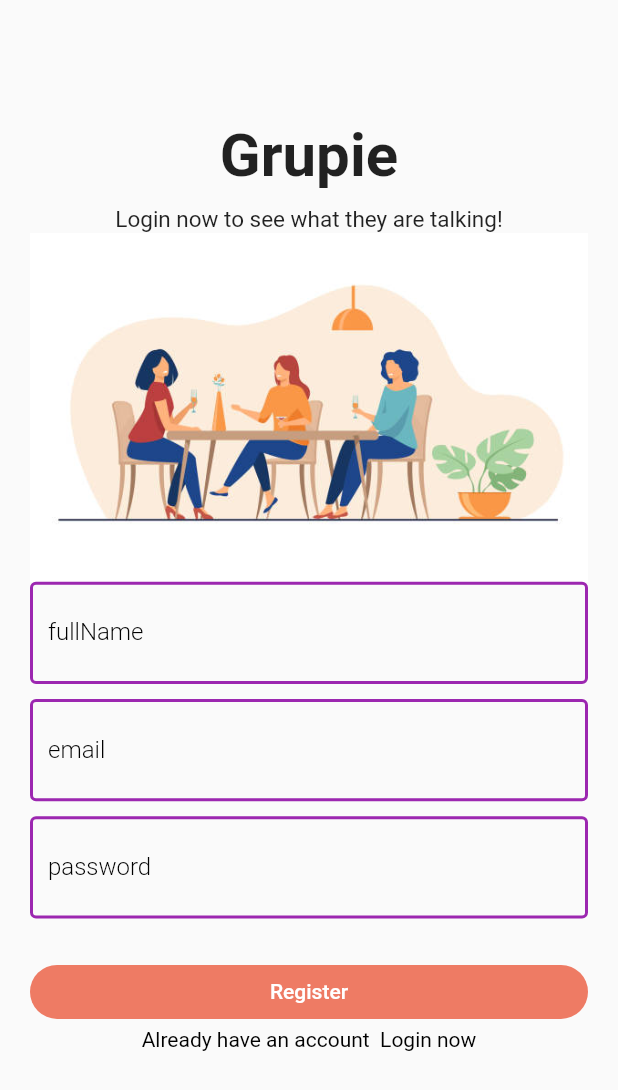
After one commit to binuprasad/chat-app, a Flutter app: the Register screen opened directly, on a phone screen of 412 x 824 dp. The commit adds this screen. Shown: the top 1090 px of the screen. Run offline on Flutter 3.47's test engine with Material 2 defaults, Android fonts, the phone set to English and light mode, and no system bars; our stand-ins replace firebase_auth, firebase_core, shared_preferences; accounts and stored records are empty.

Commit message:
register page ui completed

```diff
--- a/lib/pages/login_page.dart
+++ b/lib/pages/login_page.dart
@@ -1,3 +1,4 @@
+import 'package:chat_app/pages/registerscreen.dart';
 import 'package:flutter/gestures.dart';
 import 'package:flutter/material.dart';
 
@@ -68,7 +69,7 @@ class _LoginPageState extends State<LoginPage> {
                     },
                   ),
                   const SizedBox(
-                    height: 20,
+                    height: 25
                   ),
                   SizedBox(
                     width: double.infinity,
@@ -77,19 +78,25 @@ class _LoginPageState extends State<LoginPage> {
                             elevation: 0,
                             shape: RoundedRectangleBorder(
                                 borderRadius: BorderRadius.circular(30)),
-                            backgroundColor: Color(0xFFee7b64)),
+                            backgroundColor: const Color(0xFFee7b64)),
                         onPressed: () {},
-                        child: Text('Sign in')),
+                        child: const Text('Sign in')),
                   ),
-                  Text.rich(TextSpan(
+                  Text.rich(
+                    TextSpan(
                       text: 'dont have an account?',
-                      style: TextStyle(color: Colors.black, fontSize: 14),children: [
-                        TextSpan(text: ' register here',recognizer: TapGestureRecognizer()..onTap)
-                      ]),
-
-                      )
+                      style: const TextStyle(color: Colors.black, fontSize: 14),
+                      children: [
+                        TextSpan(
+                            text: ' register here',
+                            recognizer: TapGestureRecognizer()..onTap=(){
+                              Navigator.of(context).push(MaterialPageRoute(builder: (context) => const Register(),));
+                            } )
+                      ],
+                    ),
+                  )
                 ],
-              )),
+              ),),
         ),
       ),
     );
--- /dev/null
+++ b/lib/pages/registerscreen.dart
@@ -0,0 +1,136 @@
+import 'package:chat_app/pages/login_page.dart';
+import 'package:chat_app/widgets/widget.dart';
+import 'package:flutter/gestures.dart';
+import 'package:flutter/material.dart';
+
+class Register extends StatefulWidget {
+  const Register({super.key});
+
+  @override
+  State<Register> createState() => _RegisterState();
+}
+
+class _RegisterState extends State<Register> {
+  final formkey = GlobalKey<FormState>();
+  String email = "";
+  String password = "";
+  String fullName = '';
+
+  @override
+  Widget build(BuildContext context) {
+    return Scaffold(
+      body: SingleChildScrollView(
+        child: Padding(
+          padding: const EdgeInsets.symmetric(vertical: 80, horizontal: 20),
+          child: Form(
+            key: formkey,
+            child: Column(
+              mainAxisAlignment: MainAxisAlignment.center,
+              crossAxisAlignment: CrossAxisAlignment.center,
+              children: [
+                const Text(
+                  'Grupie',
+                  style: TextStyle(fontWeight: FontWeight.bold, fontSize: 40),
+                ),
+                const SizedBox(
+                  height: 10,
+                ),
+                const Text(
+                  'Login now to see what they are talking!',
+                  style: TextStyle(fontSize: 15, fontWeight: FontWeight.w400),
+                ),
+                Image.asset('asset/chatloginimg.jpg'),
+                 TextFormField(
+                  onChanged: (value) {
+                    setState(() {
+                      fullName = value;
+                    });
+                  },
+                  validator: (value) {
+                    if(value!.isNotEmpty){
+                      return null;
+                    }else{
+                      return 'Enter your name';
+                    }
+                  },
+                  decoration: textInputDecoration.copyWith(
+                    labelText: 'fullName',
+                    prefix: const Icon(
+                      Icons.mail,
+                      color: Color(0xFFee7b64),
+                    ),
+                  ),
+                ),
+                const SizedBox(
+                  height: 10,
+                ),
+                TextFormField(
+                  onChanged: (value) {
+                    setState(() {
+                      email = value;
+                    });
+                  },
+                  decoration: textInputDecoration.copyWith(
+                    labelText: 'email',
+                    prefix: const Icon(
+                      Icons.mail,
+                      color: Color(0xFFee7b64),
+                    ),
+                  ),
+                ),
+                const SizedBox(
+                  height: 10,
+                ),
+                TextFormField(
+                  decoration: textInputDecoration.copyWith(
+                    labelText: 'password',
+                    prefix: const Icon(
+                      Icons.lock,
+                      color: Color(0xFFee7b64),
+                    ),
+                  ),
+                  onChanged: (value) {
+                    password = value;
+                  },
+                ),
+                const SizedBox(height: 25),
+                SizedBox(
+                  width: double.infinity,
+                  child: ElevatedButton(
+                      style: ElevatedButton.styleFrom(
+                          elevation: 0,
+                          shape: RoundedRectangleBorder(
+                              borderRadius: BorderRadius.circular(30)),
+                          backgroundColor: const Color(0xFFee7b64)),
+                      onPressed: () {
+                        register();
+                      },
+                      child: const Text('Register')),
+                ),
+                Text.rich(
+                  TextSpan(
+                    text: 'Already have an account',
+                    style: const TextStyle(color: Colors.black, fontSize: 14),
+                    children: [
+                      TextSpan(
+                        text: '  Login now',
+                        recognizer: TapGestureRecognizer()
+                          ..onTap = () => Navigator.of(context).push(
+                                MaterialPageRoute(
+                                  builder: (context) => const LoginPage(),
+                                ),
+                              ),
+                      ),
+                    ],
+                  ),
+                )
+              ],
+            ),
+          ),
+        ),
+      ),
+    );
+  }
+
+  register() {}
+}
--- /dev/null
+++ b/lib/service/auth_service.dart
@@ -0,0 +1,15 @@
+import 'package:firebase_auth/firebase_auth.dart';
+
+class Authservice{
+  final FirebaseAuth firebaseAuth = FirebaseAuth.instance;
+
+  Future registerUserWithEmailAndPassword(String fullName, String email,String password )async{
+    try {
+      firebaseAuth.createUserWithEmailAndPassword(email: email, password: password);
+
+    }on FirebaseAuthException catch (e) {
+
+    }
+
+  }
+}
```
